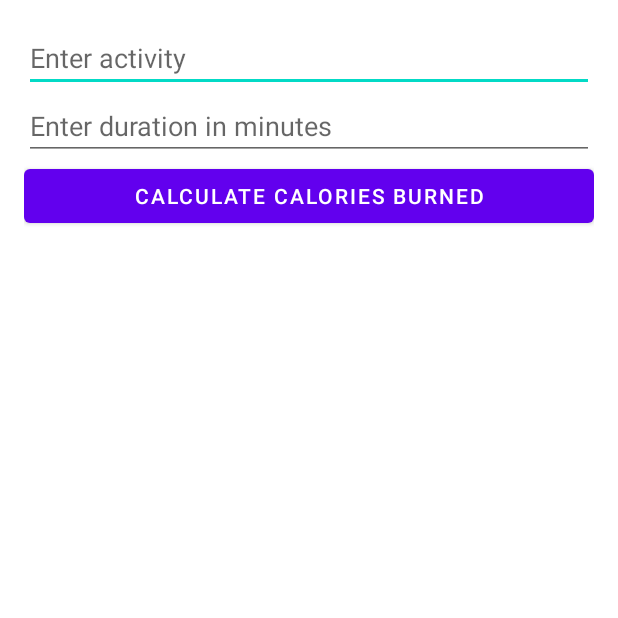
After one commit to n1hadd/VitalityPro, an Android app: the ExerciseActivity screen opened directly, with no data from a screen before it, on a phone screen of 412 x 824 dp, the top half of it. The commit adds this screen. Run offline under Robolectric (Android 15) with nearby library versions, the phone set to English and light mode, and no system bars; Roboto replaces fonts that are not available here.

Commit message:
Initial commit

```diff
--- a/app/src/main/AndroidManifest.xml
+++ b/app/src/main/AndroidManifest.xml
@@ -14,6 +14,9 @@
         android:supportsRtl="true"
         android:theme="@style/Theme.VitalityPro"
         tools:targetApi="31">
+        <activity
+            android:name=".ExerciseActivity"
+            android:exported="false" />
         <activity
             android:name=".FoodDetailActivity"
             android:exported="false" />
--- /dev/null
+++ b/app/src/main/java/com/example/vitalitypro/ExerciseActivity.java
@@ -0,0 +1,82 @@
+package com.example.vitalitypro;
+
+import android.os.Bundle;
+import android.util.Log;
+import android.view.View;
+import android.widget.Button;
+import android.widget.EditText;
+import android.widget.TextView;
+
+import androidx.appcompat.app.AppCompatActivity;
+
+import retrofit2.Call;
+import retrofit2.Callback;
+import retrofit2.Response;
+import retrofit2.Retrofit;
+
+public class ExerciseActivity extends AppCompatActivity {
+
+    private EditText activityEditText;
+    private EditText minutesEditText;
+    private Button calculateButton;
+    private TextView resultsTextView;
+    private NutritionixApi nutritionixApi;
+
+    @Override
+    protected void onCreate(Bundle savedInstanceState) {
+        super.onCreate(savedInstanceState);
+        setContentView(R.layout.activity_exercise);
+
+        activityEditText = findViewById(R.id.activityEditText);
+        minutesEditText = findViewById(R.id.minutesEditText);
+        calculateButton = findViewById(R.id.calculateButton);
+        resultsTextView = findViewById(R.id.resultsTextView);
+
+        Retrofit retrofit = NutritionixApiClient.getClient();
+        nutritionixApi = retrofit.create(NutritionixApi.class);
+
+        calculateButton.setOnClickListener(new View.OnClickListener() {
+            @Override
+            public void onClick(View v) {
+                String activity = activityEditText.getText().toString();
+                String minutes = minutesEditText.getText().toString();
+                if (!activity.isEmpty() && !minutes.isEmpty()) {
+                    String query = activity + " for " + minutes + " minutes";
+                    fetchExerciseInfo(query);
+                }
+            }
+        });
+
+    }
+
+    private void fetchExerciseInfo(String query) {
+        ExerciseRequest request = new ExerciseRequest(query);
+        Call<ExerciseResponse> call = nutritionixApi.getExerciseInfo(request);
+
+        call.enqueue(new Callback<ExerciseResponse>() {
+            @Override
+            public void onResponse(Call<ExerciseResponse> call, Response<ExerciseResponse> response) {
+                if (response.isSuccessful()) {
+                    ExerciseResponse exerciseResponse = response.body();
+                    if (exerciseResponse != null && !exerciseResponse.getExercises().isEmpty()) {
+                        ExerciseResponse.Exercise exercise = exerciseResponse.getExercises().get(0);
+                        String resultText = "Activity: " + exercise.getName() + "\n" +
+                                "Duration: " + exercise.getDurationMin() + " minutes\n" +
+                                "Calories Burned: " + exercise.getNfCalories() + " kcal";
+                        resultsTextView.setText(resultText);
+                    } else {
+                        resultsTextView.setText("No results found.");
+                    }
+                } else {
+                    Log.e("API_ERROR", "Error: " + response.errorBody());
+                }
+            }
+
+            @Override
+            public void onFailure(Call<ExerciseResponse> call, Throwable t) {
+                Log.e("API_FAILURE", "Failure: " + t.getMessage());
+            }
+        });
+    }
+
+}
--- /dev/null
+++ b/app/src/main/java/com/example/vitalitypro/NutritionixApi.java
@@ -0,0 +1,16 @@
+package com.example.vitalitypro;
+
+import retrofit2.Call;
+import retrofit2.http.Body;
+import retrofit2.http.Headers;
+import retrofit2.http.POST;
+
+public interface NutritionixApi {
+    @Headers({
+            "x-app-id: c3202842",
+            "x-app-key: 6e10e387fda650c03fe294c1a78de109",
+            "x-remote-user-id: 0"
+    })
+    @POST("natural/exercise")
+    Call<ExerciseResponse> getExerciseInfo(@Body ExerciseRequest request);
+}
--- /dev/null
+++ b/app/src/main/java/com/example/vitalitypro/NutritionixApiClient.java
@@ -0,0 +1,21 @@
+package com.example.vitalitypro;
+
+
+// Create a new file named ApiClient.java
+import retrofit2.Retrofit;
+import retrofit2.converter.gson.GsonConverterFactory;
+
+public class NutritionixApiClient {
+    private static final String BASE_URL = "https://trackapi.nutritionix.com/v2/";
+    private static Retrofit retrofit = null;
+
+    public static Retrofit getClient() {
+        if (retrofit == null) {
+            retrofit = new Retrofit.Builder()
+                    .baseUrl(BASE_URL)
+                    .addConverterFactory(GsonConverterFactory.create())
+                    .build();
+        }
+        return retrofit;
+    }
+}
--- /dev/null
+++ b/app/src/main/res/layout/activity_exercise.xml
@@ -0,0 +1,33 @@
+<?xml version="1.0" encoding="utf-8"?>
+<LinearLayout
+    xmlns:android="http://schemas.android.com/apk/res/android"
+    android:layout_width="match_parent"
+    android:layout_height="match_parent"
+    android:orientation="vertical"
+    android:padding="16dp">
+
+    <EditText
+        android:id="@+id/activityEditText"
+        android:layout_width="match_parent"
+        android:layout_height="wrap_content"
+        android:hint="Enter activity" />
+
+    <EditText
+        android:id="@+id/minutesEditText"
+        android:layout_width="match_parent"
+        android:layout_height="wrap_content"
+        android:hint="Enter duration in minutes"
+        android:inputType="number" />
+
+    <Button
+        android:id="@+id/calculateButton"
+        android:layout_width="match_parent"
+        android:layout_height="wrap_content"
+        android:text="Calculate Calories Burned" />
+
+    <TextView
+        android:id="@+id/resultsTextView"
+        android:layout_width="match_parent"
+        android:layout_height="wrap_content"
+        android:paddingTop="16dp" />
+</LinearLayout>
```
Also changed, not shown: app/src/main/java/com/example/vitalitypro/DiaryFragment.java (+33 -0 lines), app/src/main/java/com/example/vitalitypro/ExerciseRequest.java (added, +9 -0 lines), app/src/main/java/com/example/vitalitypro/ExerciseResponse.java (added, +29 -0 lines), app/src/main/res/layout/fragment_diary.xml (+9 -4 lines).
